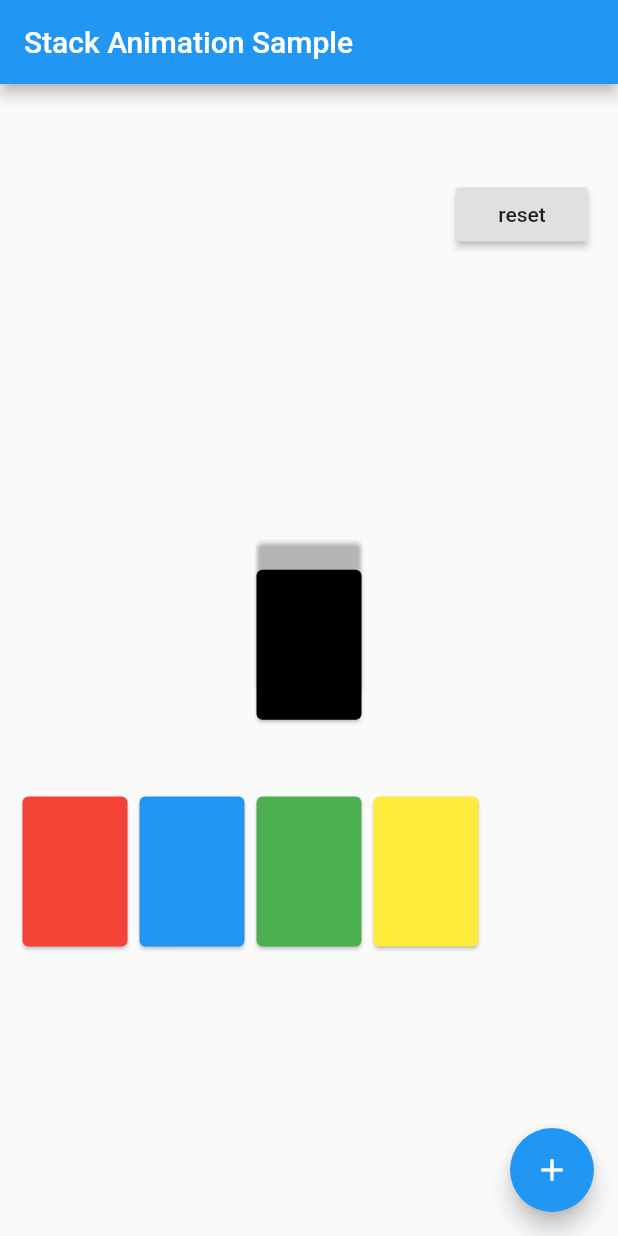
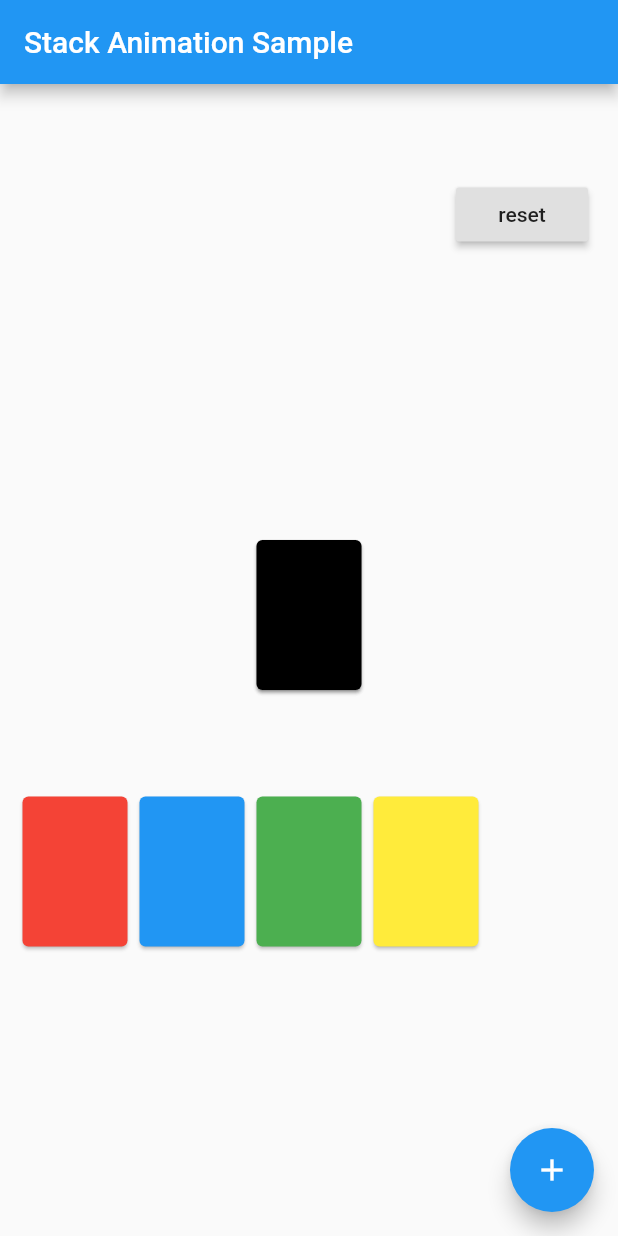
Before and after one commit to y1row/flutter_samples, a Flutter app: the screen it shows after launch, after a tap on the "add" icon, on a phone screen of 412 x 824 dp. Run offline on Flutter 3.47's test engine with Material 2 defaults, Android fonts, the phone set to English and light mode, and no system bars.

Commit message:
できた

```diff
--- a/lib/screens/stack_animation.dart
+++ b/lib/screens/stack_animation.dart
@@ -39,7 +39,8 @@ class _StackAnimationScreenState extends State<StackAnimationScreen> {
     setState(() {
       if (_cards.length > 0) {
         var dropCard = _cards.removeLast();
-        _cards.add(StackAnimationCard(color: dropCard.color, isDropping: true));
+        _cards.add(StackAnimationCard(
+            color: dropCard.color, isDropping: true, tweenTarget: _stack));
       }
     });
   }
--- a/lib/widgets/stack_animation_card.dart
+++ b/lib/widgets/stack_animation_card.dart
@@ -3,8 +3,10 @@ import 'package:flutter/material.dart';
 class StackAnimationCard extends StatefulWidget {
   final Color color;
   final bool isDropping;
+  final GlobalKey tweenTarget;
 
-  StackAnimationCard({Key key, this.color, this.isDropping = false})
+  StackAnimationCard(
+      {Key key, this.color, this.isDropping = false, this.tweenTarget})
       : super(key: key);
 
   @override
@@ -18,18 +20,25 @@ class _StackAnimationCardState extends State<StackAnimationCard>
   AnimationController animationController;
 
   @override
-  void initState() {
-    animationController =
-        AnimationController(vsync: this, duration: Duration(seconds: 1));
-    tween = Tween<Offset>(begin: Offset.zero, end: Offset(-2, -1.4));
-    animation = tween.animate(animationController);
-    super.initState();
-  }
-
-  @override
   Widget build(BuildContext context) {
     if (widget.isDropping) {
+      var target =
+          widget.tweenTarget?.currentContext?.findRenderObject() as RenderBox;
+      var translation = target?.getTransformTo(null)?.getTranslation();
+      var size = target?.semanticBounds?.size;
+
+      var from = context.findRenderObject() as RenderBox;
+      var fromTranslation = from?.getTransformTo(null)?.getTranslation();
+
+      var to = Offset((translation.x - fromTranslation.x) / from.size.width,
+          (translation.y - fromTranslation.y) / from.size.height);
+
+      animationController =
+          AnimationController(vsync: this, duration: Duration(seconds: 1));
+      tween = Tween<Offset>(begin: Offset.zero, end: to);
+      animation = tween.animate(animationController);
       animationController.forward();
+
       return SlideTransition(
         position: animation,
         child: Card(
```
